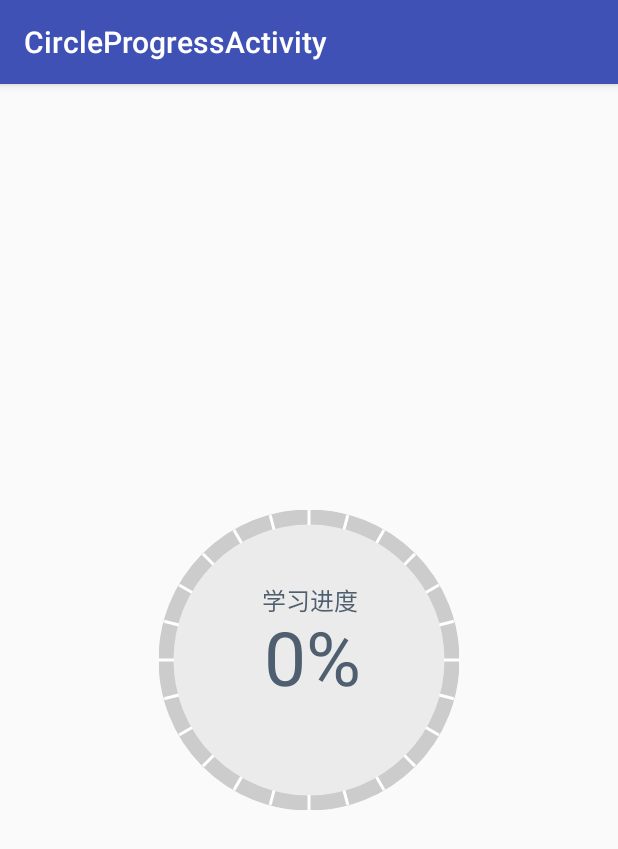
After one commit to coolfuwei/hello, an Android app: the CircleProgressActivity screen opened directly, with no data from a screen before it, on a phone screen of 412 x 824 dp. The commit adds this screen. Shown: the top 849 px of the screen. Run offline under Robolectric (Android 15) with nearby library versions, the phone set to English and light mode, and no system bars.

Commit message:
圆形进度条完成

```diff
--- a/app/src/main/AndroidManifest.xml
+++ b/app/src/main/AndroidManifest.xml
@@ -51,7 +51,8 @@
         <activity android:name=".widget.ColorfulHeadViewActivity" />
         <activity android:name=".widget.CustomNumAnimViewActivity" />
         <activity android:name=".widget.PercentViewActivity" />
-        <activity android:name=".widget.LineChartViewActivity"></activity>
+        <activity android:name=".widget.LineChartViewActivity" />
+        <activity android:name=".widget.CircleProgressActivity"></activity>
     </application>
 
 </manifest>
--- /dev/null
+++ b/app/src/main/java/com/cool/hello/widget/CircleProgressActivity.java
@@ -0,0 +1,46 @@
+package com.cool.hello.widget;
+
+import android.os.SystemClock;
+import android.support.v7.app.ActionBar;
+import android.support.v7.app.AppCompatActivity;
+import android.os.Bundle;
+import android.view.View;
+
+import com.cool.hello.R;
+import com.org.sleepgod.widget.CircleProgressView;
+
+public class CircleProgressActivity extends AppCompatActivity {
+
+    private CircleProgressView mCircleProgressView;
+
+    @Override
+    protected void onCreate(Bundle savedInstanceState) {
+        super.onCreate(savedInstanceState);
+        setContentView(R.layout.activity_circle_progress);
+        ActionBar actionBar = getSupportActionBar();
+        actionBar.setTitle(getClass().getSimpleName());
+
+        mCircleProgressView = (CircleProgressView) findViewById(R.id.cpv_progress);
+        mCircleProgressView.setOnClickListener(new View.OnClickListener() {
+            @Override
+            public void onClick(View v) {
+                new Thread(){
+                    @Override
+                    public void run() {
+                        for (int i = 0; i <= 100; i++) {
+                            SystemClock.sleep(30);
+                            final int finalI = i;
+                            runOnUiThread(new Runnable() {
+                                @Override
+                                public void run() {
+                                    mCircleProgressView.setProgress(finalI);
+                                }
+                            });
+                        }
+                    }
+                }.start();
+
+            }
+        });
+    }
+}
--- a/app/src/main/java/com/cool/hello/widget/ColorfulProgressBarActivity.java
+++ b/app/src/main/java/com/cool/hello/widget/ColorfulProgressBarActivity.java
@@ -1,8 +1,10 @@
 package com.cool.hello.widget;
 
 import android.os.SystemClock;
+import android.support.v7.app.ActionBar;
 import android.support.v7.app.AppCompatActivity;
 import android.os.Bundle;
+import android.util.Log;
 import android.view.View;
 
 import com.cool.hello.R;
@@ -19,6 +21,8 @@ public class ColorfulProgressBarActivity extends AppCompatActivity {
     protected void onCreate(Bundle savedInstanceState) {
         super.onCreate(savedInstanceState);
         setContentView(R.layout.activity_colorful_progress_bar);
+        ActionBar supportActionBar = getSupportActionBar();
+        supportActionBar.setTitle(getClass().getSimpleName());
         prefectProgressBar = (ColorfulProgressBar) findViewById(R.id.ppb);
         prefectProgressBar2 = (ColorfulProgressBar) findViewById(R.id.ppb2);
         prefectProgressBar3 = (ColorfulProgressBar) findViewById(R.id.ppb3);
--- a/app/src/main/java/com/cool/hello/widget/LineChartViewActivity.java
+++ b/app/src/main/java/com/cool/hello/widget/LineChartViewActivity.java
@@ -1,6 +1,7 @@
 package com.cool.hello.widget;
 
 import android.os.Bundle;
+import android.support.v7.app.ActionBar;
 import android.support.v7.app.AppCompatActivity;
 import android.view.View;
 import android.view.ViewTreeObserver;
@@ -22,6 +23,8 @@ public class LineChartViewActivity extends AppCompatActivity {
     protected void onCreate(Bundle savedInstanceState) {
         super.onCreate(savedInstanceState);
         setContentView(R.layout.activity_line_chart_view);
+        ActionBar supportActionBar = getSupportActionBar();
+        supportActionBar.setTitle(getClass().getSimpleName());
         mLineChartView = (LineChartView) findViewById(R.id.lcv_view);
         mResultTextView = (TextView) findViewById(R.id.tv_result);
         mLineChartView.getViewTreeObserver().addOnGlobalLayoutListener(new ViewTreeObserver.OnGlobalLayoutListener() {
--- a/app/src/main/java/com/cool/hello/widget/WidgetActivity.java
+++ b/app/src/main/java/com/cool/hello/widget/WidgetActivity.java
@@ -42,4 +42,7 @@ public class WidgetActivity extends AppCompatActivity {
     public void click9(View v){
         startActivity(new Intent(this,LineChartViewActivity.class));
     }
+    public void click10(View v){
+        startActivity(new Intent(this,CircleProgressActivity.class));
+    }
 }
--- /dev/null
+++ b/app/src/main/res/layout/activity_circle_progress.xml
@@ -0,0 +1,20 @@
+<?xml version="1.0" encoding="utf-8"?>
+<RelativeLayout xmlns:android="http://schemas.android.com/apk/res/android"
+    xmlns:tools="http://schemas.android.com/tools"
+    android:id="@+id/activity_circle_progress"
+    android:layout_width="match_parent"
+    android:layout_height="match_parent"
+    android:paddingBottom="@dimen/activity_vertical_margin"
+    android:paddingLeft="@dimen/activity_horizontal_margin"
+    android:paddingRight="@dimen/activity_horizontal_margin"
+    android:paddingTop="@dimen/activity_vertical_margin"
+    tools:context="com.cool.hello.widget.CircleProgressActivity">
+
+    <com.org.sleepgod.widget.CircleProgressView
+        xmlns:cool="http://schemas.android.com/apk/res-auto"
+        android:id="@+id/cpv_progress"
+        android:layout_width="wrap_content"
+        android:layout_height="wrap_content"
+        cool:CircleLabelText="学习进度"
+        android:layout_centerInParent="true"/>
+</RelativeLayout>
--- a/app/src/main/res/layout/activity_widget.xml
+++ b/app/src/main/res/layout/activity_widget.xml
@@ -57,5 +57,11 @@
             android:layout_height="wrap_content"
             android:text="折线图"
             android:onClick="click9"/>
+
+        <Button
+            android:layout_width="wrap_content"
+            android:layout_height="wrap_content"
+            android:text="圆形进度条"
+            android:onClick="click10"/>
     </LinearLayout>
 </ScrollView>
--- a/build.gradle
+++ b/build.gradle
@@ -5,8 +5,8 @@ buildscript {
         jcenter()
     }
     dependencies {
-        classpath 'com.android.tools.build:gradle:2.2.3'
-
+        classpath 'com.android.tools.build:gradle:2.3.0'
+        classpath 'org.greenrobot:greendao-gradle-plugin:3.2.1'
         // NOTE: Do not place your application dependencies here; they belong
         // in the individual module build.gradle files
     }
--- a/libzxing/build.gradle
+++ b/libzxing/build.gradle
@@ -2,7 +2,7 @@ apply plugin: 'com.android.library'
 
 android {
     compileSdkVersion 23
-    buildToolsVersion "23.0.0"
+    buildToolsVersion '25.0.0'
 
     defaultConfig {
         minSdkVersion 16
--- a/sleepgod-master/build.gradle
+++ b/sleepgod-master/build.gradle
@@ -1,8 +1,8 @@
 apply plugin: 'com.android.library'
 
 android {
-    compileSdkVersion 24
-    buildToolsVersion "24.0.2"
+    compileSdkVersion 25
+    buildToolsVersion '25.0.2'
 
     defaultConfig {
         minSdkVersion 16
@@ -19,7 +19,7 @@ android {
 }
 
 dependencies {
-    compile fileTree(dir: 'libs', include: ['*.jar'])
+    compile fileTree(include: ['*.jar'], dir: 'libs')
     testCompile 'junit:junit:4.12'
     compile 'com.android.support:appcompat-v7:24.2.0'
 }
--- /dev/null
+++ b/sleepgod-master/src/main/java/com/org/sleepgod/widget/CircleProgressView.java
@@ -0,0 +1,202 @@
+package com.org.sleepgod.widget;
+
+import android.content.Context;
+import android.content.res.TypedArray;
+import android.graphics.Canvas;
+import android.graphics.Color;
+import android.graphics.LinearGradient;
+import android.graphics.Paint;
+import android.graphics.Rect;
+import android.graphics.RectF;
+import android.graphics.Shader;
+import android.graphics.SweepGradient;
+import android.util.AttributeSet;
+import android.view.View;
+
+import com.org.sleepgod.R;
+import com.org.sleepgod.utils.UIUtils;
+
+/**
+ * Created by cool on 2017/3/14.
+ */
+
+public class CircleProgressView extends View {
+
+    private int mRadius;//圆半径
+    private int mArcWidth;//弧线宽度
+    private int mScaleCount;//刻度个数
+    private int mStartColor;//渐变起始颜色
+    private int mEndColor;//渐变终止颜色
+    private int[] mSectionArry;
+    private String mLabelText;//标签说明文本
+    private int mTextColor;//标签说明文本颜色
+    private int mProgressTextSize;//百分比文本字体大小
+    private int mLabelTextSize;//标签说明字体大小
+
+    private Paint mArcBackgroundPaint;//圆弧背景画笔
+    private Paint mArcFrontPaint;
+    private Paint mLinePaint;
+    private Paint mLabelPaint;
+    private Paint mProgressTextPaint;
+    private int mWidth;
+    private int mHigh;
+    private RectF mArcRectF;
+    private Paint mCirclePaint;
+    private int mProgress = 0;
+
+    public CircleProgressView(Context context) {
+        this(context,null);
+    }
+
+    public CircleProgressView(Context context, AttributeSet attrs) {
+        this(context, attrs,0);
+    }
+
+    public CircleProgressView(Context context, AttributeSet attrs, int defStyleAttr) {
+        super(context, attrs, defStyleAttr);
+        TypedArray ta = context.obtainStyledAttributes(attrs, R.styleable.CircleProgressView);
+        mRadius = (int) ta.getDimension(R.styleable.CircleProgressView_CricleRadius, UIUtils.dp2px(context,100));
+        mArcWidth = (int) ta.getDimension(R.styleable.CircleProgressView_CircleArcWidth,UIUtils.dp2px(context,10));
+        mScaleCount = ta.getInt(R.styleable.CircleProgressView_CircleScaleCount,24);
+        mStartColor = ta.getColor(R.styleable.CircleProgressView_CircleStartColor, Color.parseColor("#DC143C"));
+        mEndColor = ta.getColor(R.styleable.CircleProgressView_CircleEndColor,Color.parseColor("#EE7AE9"));
+        mSectionArry = new int[]{mStartColor,mEndColor};
+        mLabelText = ta.getString(R.styleable.CircleProgressView_CircleLabelText);
+        mTextColor = ta.getColor(R.styleable.CircleProgressView_CircleTextColor,Color.parseColor("#4F5F6F"));
+        mProgressTextSize = (int) ta.getDimension(R.styleable.CircleProgressView_CircleProgressTextSize,mRadius/2);
+        mLabelTextSize = (int) ta.getDimension(R.styleable.CircleProgressView_CircleLabelTextSize,UIUtils.sp2px(context,16));
+
+        ta.recycle();
+
+        init();
+    }
+
+    private void init() {
+        mArcRectF = new RectF();
+
+        mCirclePaint = new Paint(Paint.ANTI_ALIAS_FLAG);
+        mCirclePaint.setColor(Color.parseColor("#EBEBEB"));
+        mCirclePaint.setStyle(Paint.Style.FILL);
+
+        mArcBackgroundPaint = new Paint(Paint.ANTI_ALIAS_FLAG);
+        mArcBackgroundPaint.setStyle(Paint.Style.STROKE);
+        mArcBackgroundPaint.setColor(Color.LTGRAY);
+        mArcBackgroundPaint.setStrokeWidth(mArcWidth);
+
+        mArcFrontPaint = new Paint(Paint.ANTI_ALIAS_FLAG);
+        mArcFrontPaint.setStyle(Paint.Style.STROKE);
+        mArcFrontPaint.setStrokeWidth(mArcWidth);
+
+        mLinePaint = new Paint(Paint.ANTI_ALIAS_FLAG);
+        mLinePaint.setStyle(Paint.Style.FILL);
+        mLinePaint.setColor(Color.WHITE);
+        mLinePaint.setStrokeWidth(UIUtils.dp2px(getContext(),2));
+
+        mLabelPaint = new Paint(Paint.ANTI_ALIAS_FLAG);
+        mLabelPaint.setColor(mTextColor);
+        mLabelPaint.setTextSize(mLabelTextSize);
+
+        mProgressTextPaint = new Paint(Paint.ANTI_ALIAS_FLAG);
+        mProgressTextPaint.setColor(mTextColor);
+        mProgressTextPaint.setTextSize(mProgressTextSize);
+    }
+
+    @Override
+    protected void onDraw(Canvas canvas) {
+        drawArcBackground(canvas);//画圆弧背景
+        drawArc(canvas);//画渐变圆弧
+        drawText(canvas);
+        drawDivideLine(canvas);//画白色分割线
+    }
+
+    /**
+     * 画白色分割线
+     * @param canvas
+     */
+    private void drawDivideLine(Canvas canvas) {
+        canvas.save();
+        for (int i = 0 ; i<mScaleCount ; i++) {
+            canvas.rotate(360 / mScaleCount, mWidth / 2, mHigh / 2);
+            canvas.drawLine(mWidth / 2, 0, mWidth / 2, mArcWidth, mLinePaint);
+        }
+        canvas.restore();
+    }
+
+    /**
+     * 画文本
+     * @param canvas
+     */
+    private void drawText(Canvas canvas) {
+        //画进度文本
+        String progress = mProgress + "%";
+        Paint.FontMetricsInt fontMetricsInt = mProgressTextPaint.getFontMetricsInt();
+        Rect rect = new Rect();
+        mProgressTextPaint.getTextBounds(progress,0,progress.length(),rect);
+        canvas.drawText(progress,mWidth/2 - rect.width()/2,mHigh/2 - (fontMetricsInt.ascent + fontMetricsInt.descent)/2,mProgressTextPaint);
+
+        //画标签文本
+        mLabelPaint.getTextBounds(mLabelText,0,mLabelText.length(),rect);
+        canvas.drawText(mLabelText,mWidth/2 - rect.width()/2,mHigh/3,mLabelPaint);
+    }
+
+    /**
+     * 画渐变圆弧
+     * @param canvas
+     */
+    private void drawArc(Canvas canvas) {
+        int angle = 360*mProgress/100;
+        //线性渐变
+        LinearGradient linearGradient = new LinearGradient(mWidth/2,0,mWidth/2,mHigh,mSectionArry,null, Shader.TileMode.CLAMP);
+        mArcFrontPaint.setShader(linearGradient);
+
+        //圆形渐变
+//        SweepGradient sweepGradient = new SweepGradient(mWidth/2,mHigh/2,mSectionArry,null);
+//        mArcFrontPaint.setShader(sweepGradient);
+//        canvas.save();
+//        canvas.rotate(-90,mWidth/2,mHigh/2);
+        canvas.drawArc(mArcRectF,-90,angle,false,mArcFrontPaint);
+//        canvas.restore();
+    }
+
+    /**
+     * 画圆弧背景
+     * @param canvas
+     */
+    private void drawArcBackground(Canvas canvas) {
+        canvas.drawCircle(mWidth/2,mHigh/2,mRadius,mCirclePaint);
+
+        mArcRectF.set(mArcWidth/2,mArcWidth/2,mWidth - mArcWidth/2,mHigh-mArcWidth/2);
+        canvas.drawArc(mArcRectF,-90,360,false,mArcBackgroundPaint);
+    }
+
+    @Override
+    protected void onMeasure(int widthMeasureSpec, int heightMeasureSpec) {
+        setMeasuredDimension(measureSpec(widthMeasureSpec),measureSpec(heightMeasureSpec));
+    }
+
+    private int measureSpec(int measureSpec){
+        int mode = MeasureSpec.getMode(measureSpec);
+        int size = MeasureSpec.getSize(measureSpec);
+        int result;
+
+        if(mode == MeasureSpec.EXACTLY){
+            result = size;
+        }else {
+            result = mRadius*2;
+        }
+
+        return result;
+    }
+
+    @Override
+    protected void onSizeChanged(int w, int h, int oldw, int oldh) {
+        mWidth = w;
+        mHigh = h;
+    }
+
+
+    public void setProgress(int progress){
+        this.mProgress = progress;
+        invalidate();
+    }
+}
--- a/sleepgod-master/src/main/java/com/org/sleepgod/widget/ColorfulProgressBar.java
+++ b/sleepgod-master/src/main/java/com/org/sleepgod/widget/ColorfulProgressBar.java
@@ -102,8 +102,9 @@ public class ColorfulProgressBar extends View {
         Rect rect = new Rect();
         mTextPaint.getTextBounds(text, 0, text.length(), rect);
         textWith = rect.right - rect.left;
+        Paint.FontMetricsInt fontMetricsInt = mTextPaint.getFontMetricsInt();
         int x = (int) (((float) mCurrentProgress / mTotalProgress) * width + mProgressTextOffset);
-        int y =  hight/2 + (rect.bottom - rect.top)/2;
+        int y =  hight/2 - (fontMetricsInt.ascent + fontMetricsInt.descent)/2;
 
         if(x >= width-textWith){
             x = width - textWith;
```
Also changed, not shown: app/build.gradle (+5 -6 lines), sleepgod-master/src/main/res/values/attrs.xml (+21 -0 lines), gradle/wrapper/gradle-wrapper.properties.
